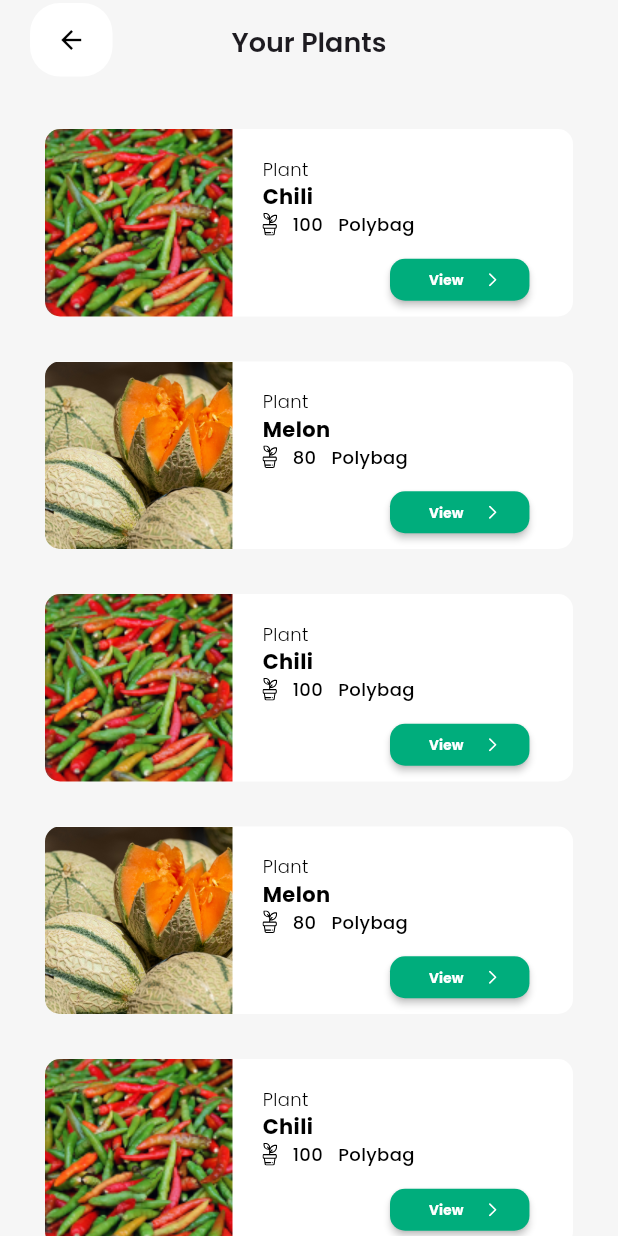
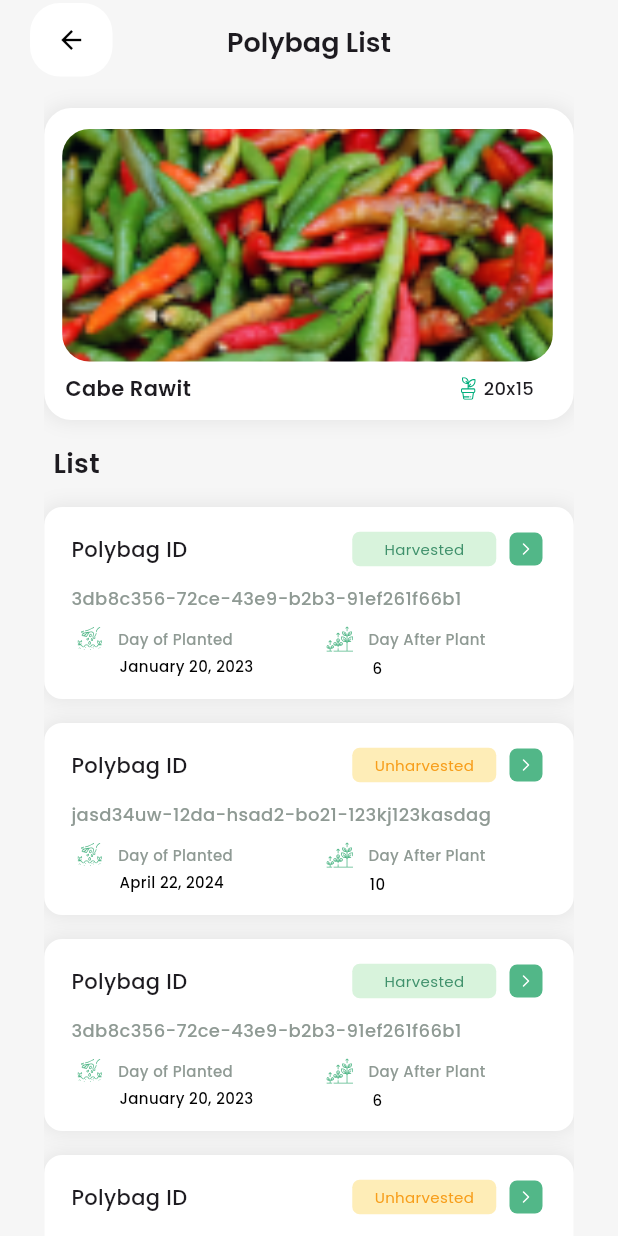
Before and after one commit to TA-Gras-Grus/everglo-mobile, a Flutter app: the screen it shows after launch, on a phone screen of 412 x 824 dp. Run offline on Flutter 3.47's test engine with Material 3 defaults, Android fonts, the phone set to English and light mode, and no system bars; our stand-ins replace dropdown_button2, flutter_form_builder, flutter_svg, form_builder_validators, get, google_fonts and 2 more; missing offline and left inert: dart:ffi, flutter_dynamic_icon, mobile_scanner.

Commit message:
feature:polybagsLists page slicing ui

```diff
--- /dev/null
+++ b/lib/app/modules/polybags/polybagsLists/bindings/polybagsLists_binding.dart
@@ -0,0 +1,12 @@
+import 'package:get/get.dart';
+
+import '../controllers/polybagsLists_controller.dart';
+
+class PolybagsListsBinding extends Bindings {
+  @override
+  void dependencies() {
+    Get.lazyPut<PolybagsListsController>(
+      () => PolybagsListsController(),
+    );
+  }
+}
--- /dev/null
+++ b/lib/app/modules/polybags/polybagsLists/controllers/polybagsLists_controller.dart
@@ -0,0 +1,23 @@
+import 'package:get/get.dart';
+
+class PolybagsListsController extends GetxController {
+  //TODO: Implement PolybagsListsController
+  RxBool isLoading = false.obs;
+  final count = 0.obs;
+  @override
+  void onInit() {
+    super.onInit();
+  }
+
+  @override
+  void onReady() {
+    super.onReady();
+  }
+
+  @override
+  void onClose() {
+    super.onClose();
+  }
+
+  void increment() => count.value++;
+}
--- /dev/null
+++ b/lib/app/modules/polybags/polybagsLists/views/component/list_polybags.dart
@@ -0,0 +1,204 @@
+import 'package:flutter/material.dart';
+import 'package:flutter_svg/svg.dart';
+import 'package:google_fonts/google_fonts.dart';
+
+class PolybagsList extends StatelessWidget {
+  final String polybagId;
+  final String dayOfPlanted;
+  final int dayAfterPlant;
+  final String status;
+
+  const PolybagsList({
+    super.key,
+    required this.polybagId,
+    required this.dayAfterPlant,
+    required this.dayOfPlanted,
+    required this.status,
+  });
+
+  @override
+  Widget build(BuildContext context) {
+    return Container(
+      width: 353,
+      height: 128,
+      decoration: BoxDecoration(
+        color: Colors.white,
+        borderRadius: BorderRadius.circular(12),
+        boxShadow: [
+          BoxShadow(
+            color: Colors.grey
+                .withOpacity(0.2), // Adjust opacity for shadow intensity
+            blurRadius: 10.0, // Adjust blur radius for shadow softness
+            spreadRadius: 1.0, // Adjust spread radius for shadow size
+          ),
+        ],
+      ),
+      child: Column(
+        children: [
+          Padding(
+            padding: const EdgeInsets.only(left: 18, top: 4),
+            child: Row(
+              children: [
+                Text(
+                  'Polybag ID',
+                  style: GoogleFonts.poppins(
+                    fontSize: 14,
+                    fontWeight: FontWeight.w500,
+                  ),
+                ),
+                SizedBox(width: 110),
+                _harvestStatus(
+                  status,
+                ),
+                Expanded(
+                  child: MaterialButton(
+                    onPressed: () {},
+                    padding: EdgeInsets.only(right: 12),
+                    child: Container(
+                      width: 22,
+                      height: 22,
+                      decoration: BoxDecoration(
+                        color: Color(0xFF52B788),
+                        borderRadius: BorderRadius.circular(5),
+                      ),
+                      child: Center(
+                        child: SvgPicture.asset(
+                          'assets/icons/rightArrow.svg',
+                          height: 8,
+                          width: 5,
+                        ),
+                      ),
+                    ),
+                  ),
+                ),
+              ],
+            ),
+          ),
+          Padding(
+            padding: const EdgeInsets.only(left: 18, right: 18),
+            child: Row(
+              children: [
+                Text(
+                  polybagId,
+                  style: GoogleFonts.poppins(
+                    fontSize: 12,
+                    fontWeight: FontWeight.w500,
+                    color: Color(0xFF8F9A94),
+                  ),
+                ),
+              ],
+            ),
+          ),
+          Padding(
+            padding: const EdgeInsets.only(top: 10),
+            child: Row(
+              children: [
+                Column(
+                  children: [
+                    Padding(
+                      padding: const EdgeInsets.only(left: 18, right: 10),
+                      child: Row(
+                        children: [
+                          SvgPicture.asset('assets/icons/dayOfPlanted.svg'),
+                          SizedBox(width: 10),
+                          Text(
+                            'Day of Planted',
+                            style: GoogleFonts.poppins(
+                              fontSize: 10,
+                              fontWeight: FontWeight.w500,
+                              color: Color(0xFF8F9A94),
+                            ),
+                          ),
+                        ],
+                      ),
+                    ),
+                    Padding(
+                      padding: const EdgeInsets.only(
+                        top: 3,
+                        left: 50,
+                      ),
+                      child: Row(
+                        children: [
+                          SizedBox(
+                            width: 90,
+                            child: Text(
+                              dayOfPlanted,
+                              style: GoogleFonts.poppins(
+                                fontSize: 10,
+                                fontWeight: FontWeight.w500,
+                                color: Colors.black,
+                              ),
+                            ),
+                          ),
+                        ],
+                      ),
+                    ),
+                  ],
+                ),
+                SizedBox(width: 30),
+                Column(
+                  children: [
+                    Padding(
+                      padding: const EdgeInsets.only(left: 18, right: 10),
+                      child: Row(
+                        children: [
+                          SvgPicture.asset('assets/icons/dayAfterPlant.svg'),
+                          SizedBox(width: 10),
+                          Text(
+                            'Day After Plant',
+                            style: GoogleFonts.poppins(
+                              fontSize: 10,
+                              fontWeight: FontWeight.w500,
+                              color: Color(0xFF8F9A94),
+                            ),
+                          ),
+                        ],
+                      ),
+                    ),
+                    Padding(
+                      padding: const EdgeInsets.only(top: 3, right: 30),
+                      child: Row(
+                        children: [
+                          Text(
+                            '$dayAfterPlant',
+                            style: GoogleFonts.poppins(
+                              fontSize: 10,
+                              fontWeight: FontWeight.w500,
+                              color: Colors.black,
+                            ),
+                          ),
+                        ],
+                      ),
+                    ),
+                  ],
+                ),
+              ],
+            ),
+          ),
+        ],
+      ),
+    );
+  }
+
+  Widget _harvestStatus(String isActive) {
+    bool isActive = status == "harvested";
+    return Container(
+      width: 96,
+      height: 23,
+      decoration: BoxDecoration(
+        color: isActive ? Color(0xFFD8F3DC) : Color(0xFFFEEDB7),
+        borderRadius: BorderRadius.circular(5),
+      ),
+      child: Center(
+        child: Text(
+          status == "harvested" ? 'Harvested' : 'Unharvested',
+          style: GoogleFonts.poppins(
+            fontSize: 10,
+            fontWeight: FontWeight.w400,
+            color: isActive ? Color(0xFF40916C) : Color(0xFFF79E1B),
+          ),
+        ),
+      ),
+    );
+  }
+}
--- /dev/null
+++ b/lib/app/modules/polybags/polybagsLists/views/component/polybag_header.dart
@@ -0,0 +1,86 @@
+import 'package:flutter/material.dart';
+import 'package:flutter_svg/svg.dart';
+import 'package:google_fonts/google_fonts.dart';
+
+class PolybagHeader extends StatelessWidget {
+  final String plantsName;
+  final String polybagSize;
+  final String plantsImage;
+
+  const PolybagHeader({
+    super.key,
+    required this.plantsName,
+    required this.polybagSize,
+    required this.plantsImage,
+  });
+
+  @override
+  Widget build(BuildContext context) {
+    return Padding(
+      padding: EdgeInsets.only(top: 16),
+      child: Container(
+        height: 208,
+        width: 353,
+        decoration: BoxDecoration(
+          color: Colors.white,
+          borderRadius: BorderRadius.circular(18),
+          boxShadow: [
+            BoxShadow(
+              color: Colors.grey
+                  .withOpacity(0.2), // Adjust opacity for shadow intensity
+              blurRadius: 10.0, // Adjust blur radius for shadow softness
+              spreadRadius: 1.0, // Adjust spread radius for shadow size
+            ),
+          ],
+        ),
+        child: Column(
+          children: [
+            Row(
+              children: [
+                Padding(
+                  padding: EdgeInsets.only(left: 12, top: 14),
+                  child: Container(
+                    height: 155,
+                    width: 327,
+                    child: ClipRRect(
+                      borderRadius: BorderRadius.circular(18),
+                      child: Image.asset(
+                        '$plantsImage',
+                        fit: BoxFit.cover,
+                      ),
+                    ),
+                  ),
+                ),
+              ],
+            ),
+            Padding(
+              padding: EdgeInsets.only(left: 14, right: 14, top: 8),
+              child: Row(
+                children: [
+                  Text(
+                    plantsName,
+                    style: GoogleFonts.poppins(
+                      fontSize: 14,
+                      fontWeight: FontWeight.w600,
+                    ),
+                  ),
+                  SizedBox(width: 180),
+                  SvgPicture.asset('assets/icons/plants.svg',
+                      color: Color(0xFF00AD7C)),
+                  SizedBox(width: 5),
+                  Text(
+                    polybagSize,
+                    style: GoogleFonts.poppins(
+                      fontSize: 12,
+                      fontWeight: FontWeight.w500,
+                    ),
+                  ),
+                ],
+              ),
+            ),
+          ],
+        ),
+      ),
+    );
+  }
+}
--- /dev/null
+++ b/lib/app/modules/polybags/polybagsLists/views/polybagsLists_view.dart
@@ -0,0 +1,101 @@
+import 'package:everglo_mobile/app/modules/polybags/polybagsLists/views/component/list_polybags.dart';
+import 'package:everglo_mobile/app/modules/polybags/polybagsLists/views/component/polybag_header.dart';
+import 'package:flutter/material.dart';
+import 'package:flutter_svg/svg.dart';
+
+import 'package:get/get.dart';
+import 'package:google_fonts/google_fonts.dart';
+
+import '../controllers/polybagsLists_controller.dart';
+
+class PolybagsListsView extends GetView<PolybagsListsController> {
+  const PolybagsListsView({Key? key}) : super(key: key);
+  @override
+  Widget build(BuildContext context) {
+    return Scaffold(
+      appBar: AppBar(
+        leadingWidth: 80,
+        backgroundColor: Colors.transparent,
+        leading: Padding(
+          padding: const EdgeInsets.only(left: 20, right: 5, top: 2, bottom: 5),
+          child: Container(
+            height: 32,
+            width: 32,
+            decoration: BoxDecoration(
+                color: Colors.white, borderRadius: BorderRadius.circular(20)),
+            child: IconButton(
+              icon: Icon(Icons.arrow_back, color: Colors.black, size: 20),
+              onPressed: () => Navigator.pop(Get.context!),
+            ),
+          ),
+        ),
+        title: Text('Polybag List',
+            style: GoogleFonts.poppins(
+              fontSize: 18,
+              fontWeight: FontWeight.w600,
+            )),
+        centerTitle: true,
+      ),
+      body: Center(
+        child: Obx(() {
+          if (controller.isLoading.value) {
+            return const Center(
+              child: Text('Loading...'),
+            );
+          } else {
+            return SingleChildScrollView(
+              child: Column(
+                children: [
+                  PolybagHeader(
+                      plantsName: 'Cabe Rawit',
+                      polybagSize: '20x15',
+                      plantsImage: 'assets/images/chiliPlants.png'),
+                  SizedBox(height: 16),
+                  Padding(
+                    padding: const EdgeInsets.only(right: 310),
+                    child: Text(
+                      "List",
+                      style: GoogleFonts.poppins(
+                        fontSize: 18,
+                        fontWeight: FontWeight.w600,
+                      ),
+                    ),
+                  ),
+                  SizedBox(height: 16),
+                  PolybagsList(
+                    polybagId: '3db8c356-72ce-43e9-b2b3-91ef261f66b1',
+                    dayAfterPlant: 6,
+                    dayOfPlanted: 'January 20, 2023',
+                    status: 'harvested',
+                  ),
+                  SizedBox(height: 16),
+                  PolybagsList(
+                    polybagId: 'jasd34uw-12da-hsad2-bo21-123kj123kasdag',
+                    dayAfterPlant: 10,
+                    dayOfPlanted: 'April 22, 2024',
+                    status: 'unharvested',
+                  ),
+                  SizedBox(height: 16),
+                  PolybagsList(
+                    polybagId: '3db8c356-72ce-43e9-b2b3-91ef261f66b1',
+                    dayAfterPlant: 6,
+                    dayOfPlanted: 'January 20, 2023',
+                    status: 'harvested',
+                  ),
+                  SizedBox(height: 16),
+                  PolybagsList(
+                    polybagId: 'jasd34uw-12da-hsad2-bo21-123kj123kasdag',
+                    dayAfterPlant: 10,
+                    dayOfPlanted: 'April 22, 2024',
+                    status: 'unharvested',
+                  ),
+                  SizedBox(height: 16),
+                ],
+              ),
+            );
+          }
+        }),
+      ),
+    );
+  }
+}
--- a/lib/app/modules/polybags/views/polybagsPlants_view.dart
+++ b/lib/app/modules/polybags/polybagsPlants/views/polybagsPlants_view.dart
@@ -1,4 +1,4 @@
-import 'package:everglo_mobile/app/modules/polybags/views/component/list_plants.dart';
+import 'package:everglo_mobile/app/modules/polybags/polybagsPlants/views/component/list_plants.dart';
 import 'package:flutter/material.dart';
 
 import 'package:get/get.dart';
--- a/lib/app/routes/app_pages.dart
+++ b/lib/app/routes/app_pages.dart
@@ -10,8 +10,10 @@ import '../modules/login/bindings/login_binding.dart';
 import '../modules/login/views/login_view.dart';
 import '../modules/polybag_scanner/bindings/polybag_scanner_binding.dart';
 import '../modules/polybag_scanner/views/polybag_scanner_view.dart';
-import '../modules/polybags/bindings/polybagsPlants_binding.dart';
-import '../modules/polybags/views/polybagsPlants_view.dart';
+import '../modules/polybags/polybagsPlants/bindings/polybagsPlants_binding.dart';
+import '../modules/polybags/polybagsLists/bindings/polybagsLists_binding.dart';
+import '../modules/polybags/polybagsLists/views/polybagsLists_view.dart';
+import '../modules/polybags/polybagsPlants/views/polybagsPlants_view.dart';
 import '../modules/splashScreen/bindings/splash_screen_binding.dart';
 import '../modules/splashScreen/views/splash_screen_view.dart';
 
@@ -20,7 +22,7 @@ part 'app_routes.dart';
 class AppPages {
   AppPages._();
 
-  static const INITIAL = Routes.POLYBAGS;
+  static const INITIAL = Routes.POLYBAGS_LISTS;
 
   static final routes = [
     GetPage(
@@ -52,6 +54,13 @@ class AppPages {
       name: _Paths.POLYBAGS,
       page: () => const PolybagsPlantsView(),
       binding: PolybagsPlantsBinding(),
+      children: [
+        GetPage(
+          name: _Paths.POLYBAGS_LISTS,
+          page: () => const PolybagsListsView(),
+          binding: PolybagsListsBinding(),
+        ),
+      ],
     ),
   ];
 }
--- a/lib/app/routes/app_routes.dart
+++ b/lib/app/routes/app_routes.dart
@@ -9,6 +9,7 @@ abstract class Routes {
   static const FORGET_PASSWORD = _Paths.FORGET_PASSWORD;
   static const POLYBAG_SCANNER = _Paths.POLYBAG_SCANNER;
   static const POLYBAGS = _Paths.POLYBAGS;
+  static const POLYBAGS_LISTS = _Paths.POLYBAGS + _Paths.POLYBAGS_LISTS;
 }
 
 abstract class _Paths {
@@ -19,4 +20,5 @@ abstract class _Paths {
   static const FORGET_PASSWORD = '/forget-password';
   static const POLYBAG_SCANNER = '/polybag-scanner';
   static const POLYBAGS = '/polybags';
+  static const POLYBAGS_LISTS = '/polybags-lists';
 }
--- a/pubspec.yaml
+++ b/pubspec.yaml
@@ -64,3 +64,5 @@ flutter:
     - assets/icons/arrowUp.svg
     - assets/icons/scan.svg
     - assets/icons/plants.svg
+    - assets/icons/dayOfPlanted.svg
+    - assets/icons/dayAfterPlant.svg
```
Also changed, not shown: assets/icons/dayAfterPlant.svg (added), assets/icons/dayOfPlanted.svg (added), lib/app/modules/polybags/polybagsPlants/bindings/polybagsPlants_binding.dart (renamed from lib/app/modules/polybags/bindings/polybagsPlants_binding.dart), lib/app/modules/polybags/polybagsPlants/controllers/polybagsPlants_controller.dart (renamed from lib/app/modules/polybags/controllers/polybagsPlants_controller.dart), lib/app/modules/polybags/polybagsPlants/views/component/list_plants.dart (renamed from lib/app/modules/polybags/views/component/list_plants.dart).
